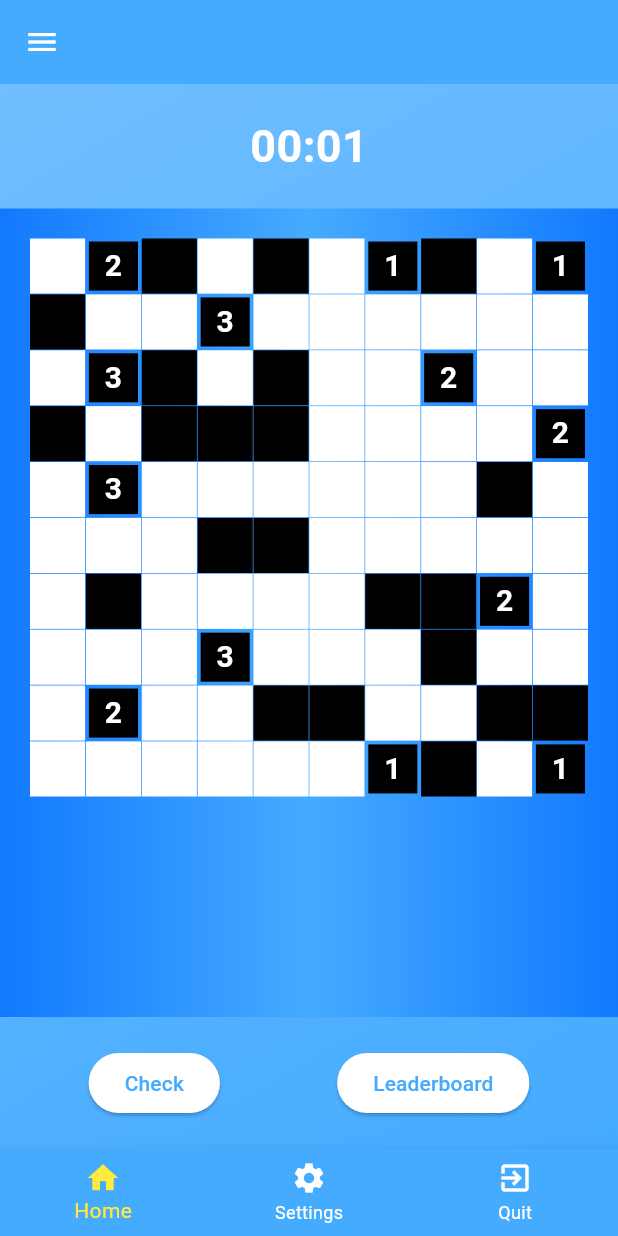
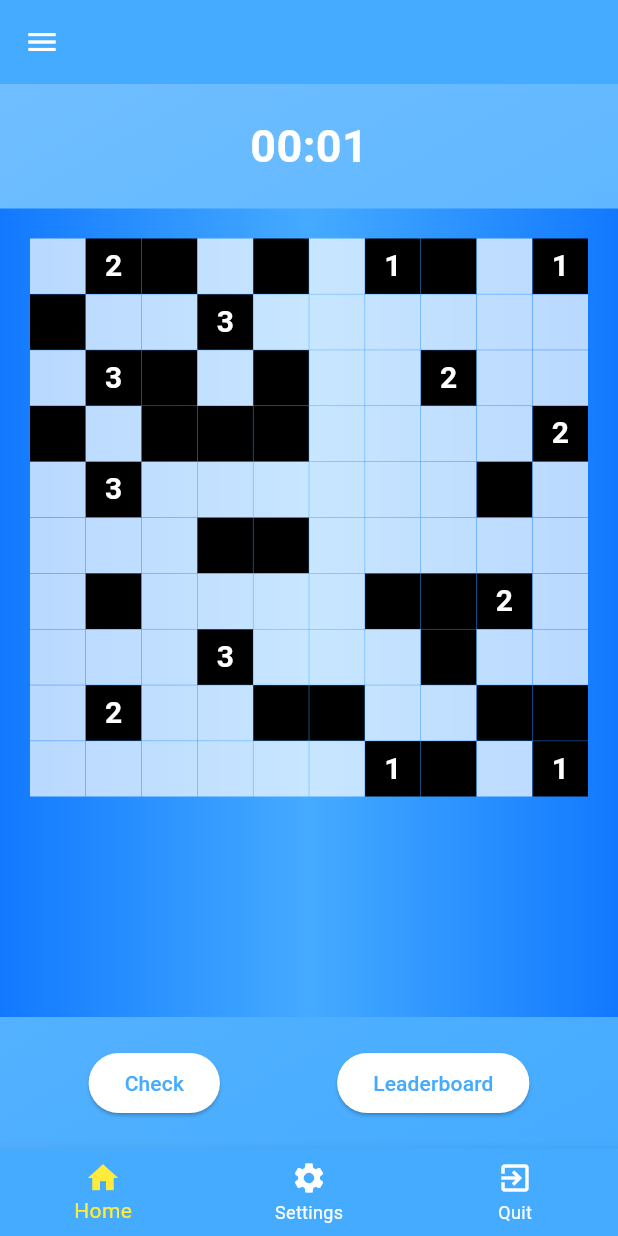
Before and after one commit to SalomonMetre/akari, a Flutter app: the GamePage screen opened directly with empty values, on a phone screen of 412 x 824 dp. Run offline on Flutter 3.47's test engine with Material 3 defaults, Android fonts, the light colour scheme and no system bars; our stand-ins replace animate_do, animated_text_kit, another_flutter_splash_screen, getwidget, go_router, google_fonts.

Commit message:
change cell color and delete stupid image

```diff
--- a/akari/lib/functions/cell_functions.dart
+++ b/akari/lib/functions/cell_functions.dart
@@ -14,12 +14,15 @@ Widget renderCell(
         color: Colors.black,
       ),
     0 => Container(
-        color: Colors.white,
+        color: Colors.white70,
       ),
-    10 => const Icon(
-        Icons.light,
-        color: AppColors.yellow,
-      ),
+    10 => Container(
+      color: Colors.yellow,
+      child: const Icon(
+          Icons.light,
+          color: Colors.deepOrangeAccent,
+        ),
+    ),
     20 => Container(
         color: Colors.yellow,
       ),
--- a/akari/lib/screens/game_page.dart
+++ b/akari/lib/screens/game_page.dart
@@ -168,8 +168,8 @@ class _GamePageState extends State<GamePage> {
                       child: GridView.builder(
                         gridDelegate: SliverGridDelegateWithFixedCrossAxisCount(
                           crossAxisCount: crossAxisCount,
-                          crossAxisSpacing: 0.5,
-                          mainAxisSpacing: 0.5,
+                          crossAxisSpacing: 0.3,
+                          mainAxisSpacing: 0.3,
                           childAspectRatio: 1.0,
                         ),
                         itemCount: gridSize * gridSize,
@@ -180,13 +180,11 @@ class _GamePageState extends State<GamePage> {
                             child: SizedBox(
                               width: cellSize,
                               height: cellSize,
-                              child: Center(
-                                child: renderCell(
-                                    gridProposition: gridProposition,
-                                    row: row,
-                                    col: col,
-                                    cellSize: cellSize),
-                              ),
+                              child: renderCell(
+                                  gridProposition: gridProposition,
+                                  row: row,
+                                  col: col,
+                                  cellSize: cellSize),
                             ),
                             onTap: () {
                               if (gridProposition[row][col] == 0) {
```
Also changed, not shown: akari/flutter_01.png (deleted).
